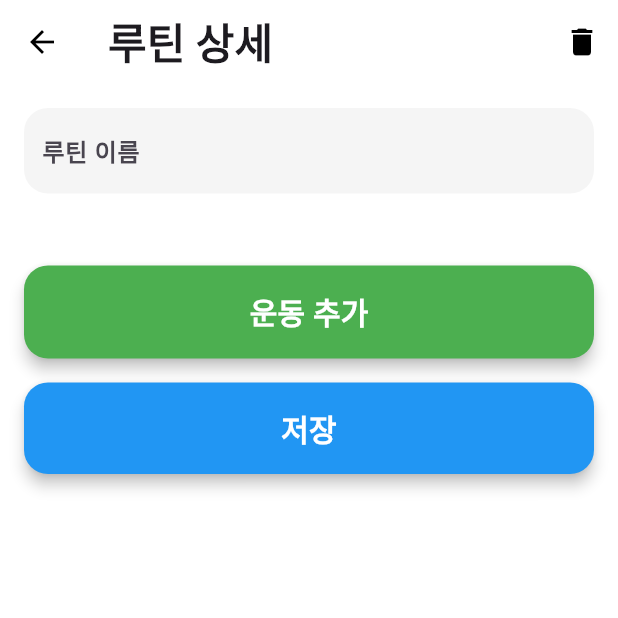
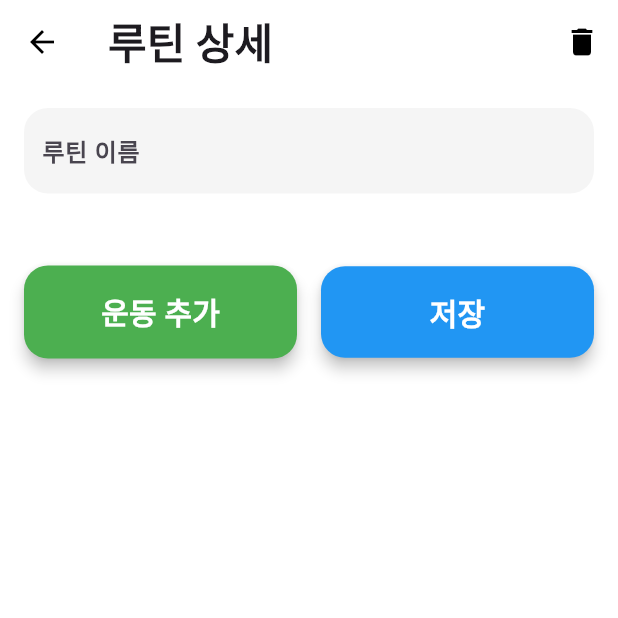
Before and after one commit to CBNU-younghun/OSS-TeamProject-app, a Flutter app: the RoutineDetailPage screen opened directly with empty values, on a phone screen of 412 x 824 dp, the top half of it. Run offline on Flutter 3.47's test engine with Material 3 defaults, Android fonts, the phone set to English and light mode, and no system bars; our stand-ins replace fl_chart, flutter_neumorphic_plus, font_awesome_flutter, shared_preferences, video_player; accounts and stored records are empty; Roboto replaces fonts that are missing (Bebas Neue).

Commit message:
디자인 변경: 루틴 상세 페이지에서 "운동 추가" 버튼과 "저장" 버튼의 배치를 위 아래에서 양 옆으로 변경

```diff
--- a/lib/routine/routine_detail_page.dart
+++ b/lib/routine/routine_detail_page.dart
@@ -152,7 +152,11 @@ class _RoutineDetailPageState extends State<RoutineDetailPage> {
             ],
 
             SizedBox(height: 32.0), // 간격 추가
-            ElevatedButton(
+            Row(
+              mainAxisAlignment: MainAxisAlignment.spaceBetween,
+            children: [
+              Expanded(
+                child: ElevatedButton(
                   onPressed: _showAddExerciseForm, // 운동 추가 폼 표시
                   style: ElevatedButton.styleFrom(
                     backgroundColor: Colors.green, // 버튼 배경색
@@ -172,10 +176,11 @@ class _RoutineDetailPageState extends State<RoutineDetailPage> {
                 ),
               ),
             ),
+              ),
 
-
-            SizedBox(height: 16.0), // 간격 추가
-            ElevatedButton(
+            SizedBox(width: 16.0), // 간격 추가
+              Expanded(
+                child: ElevatedButton(
                   onPressed: _saveRoutine, // 저장 버튼 클릭 시 루틴 저장
                   style: ElevatedButton.styleFrom(
                     backgroundColor: Colors.blue, // 버튼 배경색 설정
@@ -194,6 +199,9 @@ class _RoutineDetailPageState extends State<RoutineDetailPage> {
                       color: Colors.white, // 텍스트 색상 설정
                     ),
                   ),
+                ),
+              ),
+            ],
             ),
             SizedBox(height: 16.0), // 간격 추가
           ],
```
Lines whose indentation alone changed are shown as unchanged.
